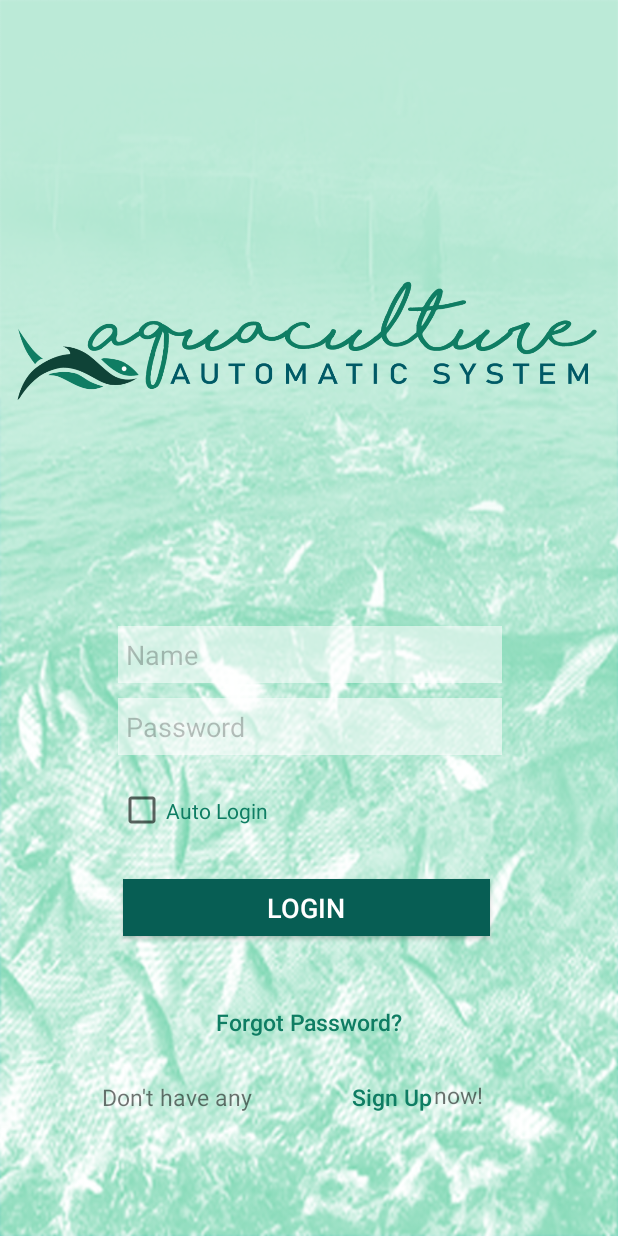
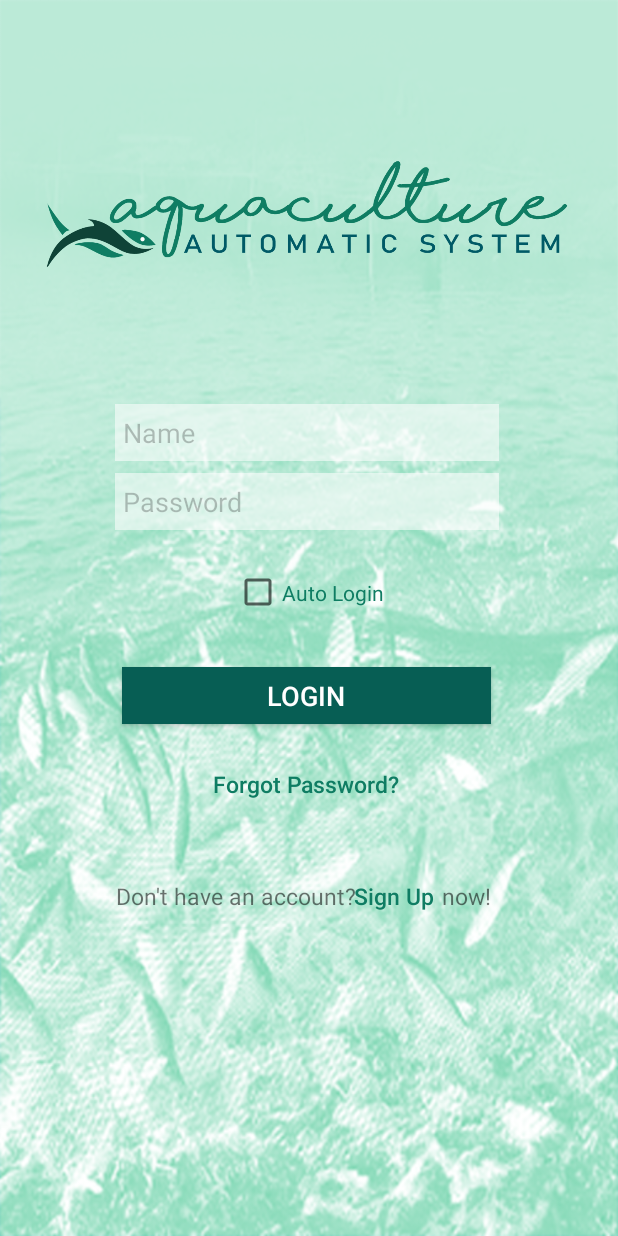
Before and after one commit to zeonghost/aquaculture-automatic-system, an Android app: the screen it shows after launch (MainActivity), on a phone screen of 412 x 824 dp. Run offline under Robolectric (Android 15) with nearby library versions, the phone set to English and light mode, and no system bars; our stand-ins replace Firebase (no records; nobody signed in at launch, a user with empty details on screens opened directly); 1 statement that could not run was skipped.

Commit message:
Update:
Fixed layout issue in PondInfo
Fixed layout issue in MainAct

Pushed to my branch

```diff
--- a/app/src/main/res/layout/activity_main.xml
+++ b/app/src/main/res/layout/activity_main.xml
@@ -9,14 +9,12 @@
 
     <ImageView
         android:id="@+id/imageView2"
-        android:layout_width="413dp"
-        android:layout_height="0dp"
-        android:layout_marginStart="2dp"
-        android:layout_marginTop="91dp"
-        android:layout_marginEnd="2dp"
-        android:layout_marginBottom="302dp"
-        app:layout_constraintBottom_toTopOf="@+id/fgt_pass"
+        android:layout_width="371dp"
+        android:layout_height="105dp"
+        android:layout_marginTop="92dp"
         app:layout_constraintEnd_toEndOf="parent"
+        app:layout_constraintLeft_toLeftOf="parent"
+        app:layout_constraintRight_toRightOf="parent"
         app:layout_constraintStart_toStartOf="parent"
         app:layout_constraintTop_toTopOf="parent"
         app:srcCompat="@drawable/logo" />
@@ -26,8 +24,8 @@
         android:layout_width="wrap_content"
         android:layout_height="38dp"
         android:layout_gravity="center_horizontal"
-        android:layout_marginTop="60dp"
-        android:layout_marginBottom="10dp"
+        android:layout_marginTop="72dp"
+        android:layout_marginEnd="8dp"
         android:background="#F1F1F1"
         android:backgroundTint="#90FFFFFF"
         android:ems="12"
@@ -38,10 +36,9 @@
         android:textColorHint="#3E000000"
         android:textColorLink="#0C3F6B"
         android:textCursorDrawable="@drawable/cursor"
-        app:layout_constraintBottom_toTopOf="@+id/passInput"
-        app:layout_constraintEnd_toEndOf="parent"
-        app:layout_constraintHorizontal_bias="0.503"
-        app:layout_constraintStart_toStartOf="parent"
+        app:layout_constraintEnd_toEndOf="@+id/imageView2"
+        app:layout_constraintHorizontal_bias="0.523"
+        app:layout_constraintStart_toStartOf="@+id/imageView2"
         app:layout_constraintTop_toBottomOf="@+id/imageView2" />
 
     <EditText
@@ -49,7 +46,7 @@
         android:layout_width="wrap_content"
         android:layout_height="38dp"
         android:layout_gravity="center_horizontal"
-        android:layout_marginBottom="19dp"
+        android:layout_marginTop="8dp"
         android:background="#F1F1F1"
         android:backgroundTint="#90FFFFFF"
         android:ems="12"
@@ -60,7 +57,7 @@
         android:textColorHint="#3E000000"
         android:textColorLink="#0C3F6B"
         android:textCursorDrawable="@drawable/cursor"
-        app:layout_constraintBottom_toTopOf="@+id/cd_al"
+        app:layout_constraintEnd_toEndOf="@+id/nameInput"
         app:layout_constraintStart_toStartOf="@+id/nameInput"
         app:layout_constraintTop_toBottomOf="@+id/nameInput" />
 
@@ -70,28 +67,27 @@
         android:layout_width="wrap_content"
         android:layout_height="35dp"
         android:layout_gravity="center_horizontal"
-        android:layout_marginBottom="28dp"
+        android:layout_marginTop="24dp"
         android:text="Auto Login"
         android:textColor="#0F7D63"
-        app:layout_constraintBottom_toTopOf="@+id/loginBtn"
+        app:layout_constraintEnd_toEndOf="@+id/passInput"
+        app:layout_constraintHorizontal_bias="0.509"
         app:layout_constraintStart_toStartOf="@+id/passInput"
         app:layout_constraintTop_toBottomOf="@+id/passInput" />
 
     <Button
         android:id="@+id/loginBtn"
-        android:layout_width="0dp"
+        android:layout_width="246dp"
         android:layout_height="38dp"
         android:layout_gravity="center_horizontal"
-        android:layout_marginStart="3dp"
-        android:layout_marginEnd="8dp"
-        android:layout_marginBottom="45dp"
+        android:layout_marginTop="32dp"
         android:background="#075E54"
         android:text="login"
         android:textColor="#FFFFFF"
         android:textSize="18sp"
-        app:layout_constraintBottom_toTopOf="@+id/fgt_pass"
         app:layout_constraintEnd_toEndOf="@+id/passInput"
-        app:layout_constraintStart_toStartOf="@+id/cd_al"
+        app:layout_constraintHorizontal_bias="0.496"
+        app:layout_constraintStart_toStartOf="@+id/passInput"
         app:layout_constraintTop_toBottomOf="@+id/cd_al" />
 
     <Button
@@ -99,9 +95,7 @@
         android:layout_width="199dp"
         android:layout_height="24dp"
         android:layout_gravity="center_horizontal"
-        android:layout_marginStart="8dp"
-        android:layout_marginEnd="8dp"
-        android:layout_marginBottom="17dp"
+        android:layout_marginTop="28dp"
         android:background="#02FFFFFF"
         android:capitalize="none"
         android:text="Forgot Password?"
@@ -109,57 +103,47 @@
         android:textColor="#0F7D63"
         android:textColorLink="#0F7D63"
         android:textSize="15sp"
-        app:layout_constraintBottom_toTopOf="@+id/textView11"
-        app:layout_constraintEnd_toEndOf="parent"
-        app:layout_constraintStart_toStartOf="parent"
-        app:layout_constraintTop_toBottomOf="@+id/imageView2" />
+        app:layout_constraintEnd_toEndOf="@+id/loginBtn"
+        app:layout_constraintStart_toStartOf="@+id/loginBtn"
+        app:layout_constraintTop_toBottomOf="@+id/loginBtn" />
 
     <Button
         android:id="@+id/sinbtr"
         android:layout_width="56dp"
         android:layout_height="20dp"
         android:layout_gravity="center_horizontal"
-        android:layout_marginTop="16dp"
-        android:layout_marginEnd="118dp"
-        android:layout_marginBottom="72dp"
+        android:layout_marginTop="52dp"
+        android:layout_marginEnd="4dp"
         android:background="#02FFFFFF"
         android:capitalize="none"
         android:text="Sign Up"
         android:textAllCaps="false"
         android:textColor="#0F7D63"
         android:textSize="15sp"
-        app:layout_constraintBottom_toBottomOf="parent"
-        app:layout_constraintEnd_toEndOf="parent"
-        app:layout_constraintStart_toEndOf="@+id/textView11"
+        app:layout_constraintEnd_toStartOf="@+id/textView12"
         app:layout_constraintTop_toBottomOf="@+id/fgt_pass" />
 
     <TextView
         android:id="@+id/textView11"
         android:layout_width="161dp"
         android:layout_height="20dp"
-        android:layout_marginStart="63dp"
-        android:layout_marginBottom="73dp"
-        android:text="Don't have any account? "
+        android:layout_marginTop="52dp"
+        android:layout_marginEnd="8dp"
+        android:text="Don't have an account? "
         android:textSize="15sp"
-        app:layout_constraintBottom_toBottomOf="parent"
         app:layout_constraintEnd_toStartOf="@+id/sinbtr"
-        app:layout_constraintHorizontal_bias="1.0"
-        app:layout_constraintStart_toStartOf="parent"
+        app:layout_constraintHorizontal_bias="0.272"
+        app:layout_constraintStart_toStartOf="@+id/loginBtn"
         app:layout_constraintTop_toBottomOf="@+id/fgt_pass" />
 
     <TextView
         android:id="@+id/textView12"
         android:layout_width="wrap_content"
         android:layout_height="wrap_content"
-        android:layout_marginEnd="110dp"
-        android:layout_marginBottom="127dp"
+        android:layout_marginTop="52dp"
         android:text="now!"
         android:textSize="15sp"
-        app:layout_constraintBottom_toBottomOf="parent"
-        app:layout_constraintEnd_toEndOf="parent"
-        app:layout_constraintHorizontal_bias="0.0"
-        app:layout_constraintStart_toEndOf="@+id/sinbtr"
-        app:layout_constraintTop_toBottomOf="@+id/textView11"
-        app:layout_constraintVertical_bias="0.322" />
+        app:layout_constraintEnd_toEndOf="@+id/loginBtn"
+        app:layout_constraintTop_toBottomOf="@+id/fgt_pass" />
 
 </android.support.constraint.ConstraintLayout>
```
Also changed, not shown: app/src/main/java/com/example/aquaculture/PondInfoActivity.java (+3 -4 lines), app/src/main/res/layout/activity_pond_info.xml (+57 -55 lines).
